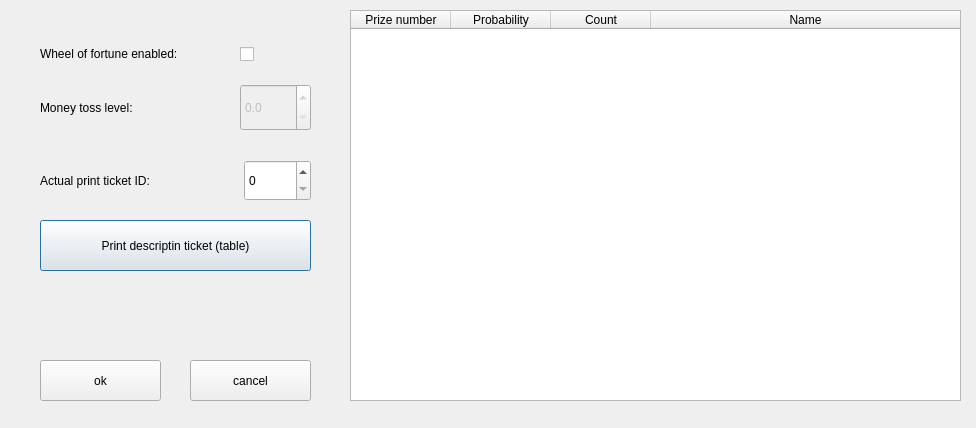
First picture: the form in blue-app/ui/WheelSettings.ui, repository matus-u/sz-bluetooth, before the edit.
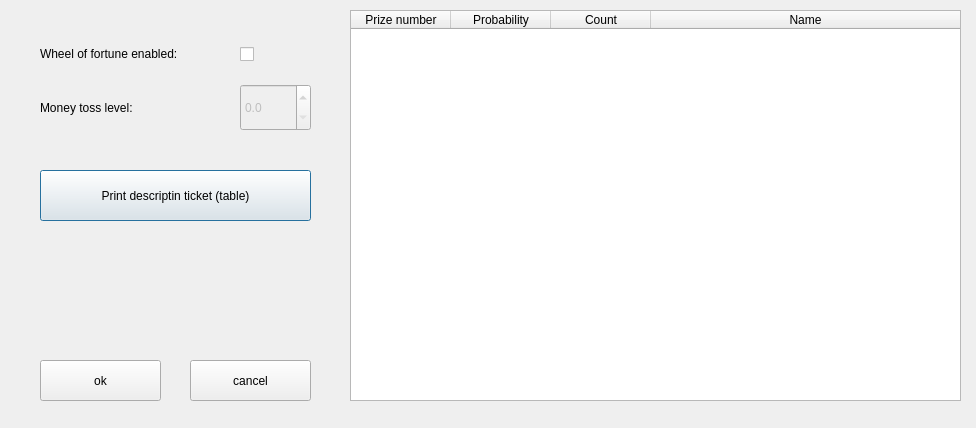
Second picture: the form after the edit.

Commit message: get rid of ticket counter, generate random string

What changed in the file:
```diff
--- a/blue-app/ui/WheelSettings.ui
+++ b/blue-app/ui/WheelSettings.ui
@@ -146,7 +146,7 @@
    <property name="geometry">
     <rect>
      <x>40</x>
-     <y>220</y>
+     <y>170</y>
      <width>271</width>
      <height>51</height>
     </rect>
@@ -155,38 +155,6 @@
     <string>Print descriptin ticket (table)</string>
    </property>
   </widget>
-  <widget class="QWidget" name="layoutWidget">
-   <property name="geometry">
-    <rect>
-     <x>40</x>
-     <y>160</y>
-     <width>271</width>
-     <height>41</height>
-    </rect>
-   </property>
-   <layout class="QHBoxLayout" name="horizontalLayout">
-    <item>
-     <widget class="QLabel" name="label_3">
-      <property name="text">
-       <string>Actual print ticket ID:</string>
-      </property>
-     </widget>
-    </item>
-    <item>
-     <widget class="QSpinBox" name="ticketIdBox">
-      <property name="sizePolicy">
-       <sizepolicy hsizetype="Fixed" vsizetype="Minimum">
-        <horstretch>0</horstretch>
-        <verstretch>0</verstretch>
-       </sizepolicy>
-      </property>
-      <property name="maximum">
-       <number>1000000</number>
-      </property>
-     </widget>
-    </item>
-   </layout>
-  </widget>
  </widget>
  <resources/>
  <connections/>
```
The commit also changes 4 other files.
